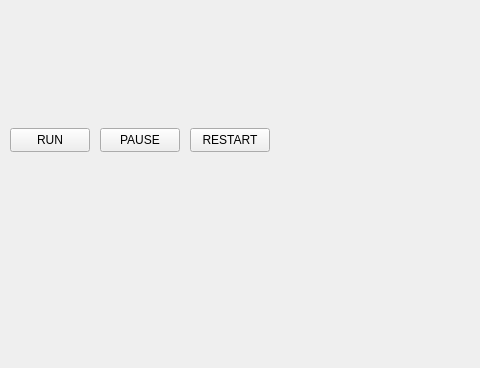
EvolutionSimulator/EvolutionSimulator, file UI/src/mainwindow.ui: the form before one commit; both pictures show x 0 to 480 and y 232 to 600 of the 800 by 600 pixel window.
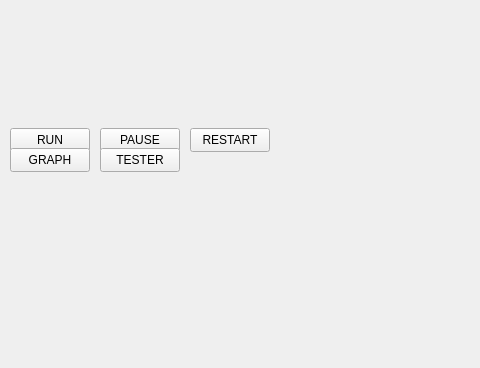
The form after the commit. Custom widgets are drawn as their Qt base class.

What changed in the file:
```diff
--- a/UI/src/mainwindow.ui
+++ b/UI/src/mainwindow.ui
@@ -86,6 +86,32 @@
      <string>Density of Food:</string>
     </property>
    </widget>
+   <widget class="QPushButton" name="graphButton">
+    <property name="geometry">
+     <rect>
+      <x>10</x>
+      <y>380</y>
+      <width>80</width>
+      <height>24</height>
+     </rect>
+    </property>
+    <property name="text">
+     <string>GRAPH</string>
+    </property>
+   </widget>
+   <widget class="QPushButton" name="testerButton">
+    <property name="geometry">
+     <rect>
+      <x>100</x>
+      <y>380</y>
+      <width>80</width>
+      <height>24</height>
+     </rect>
+    </property>
+    <property name="text">
+     <string>TESTER</string>
+    </property>
+   </widget>
   </widget>
   <widget class="QMenuBar" name="menubar">
    <property name="geometry">
```
Left out of the diff: 2 changed lines with no effect on the pictures.
